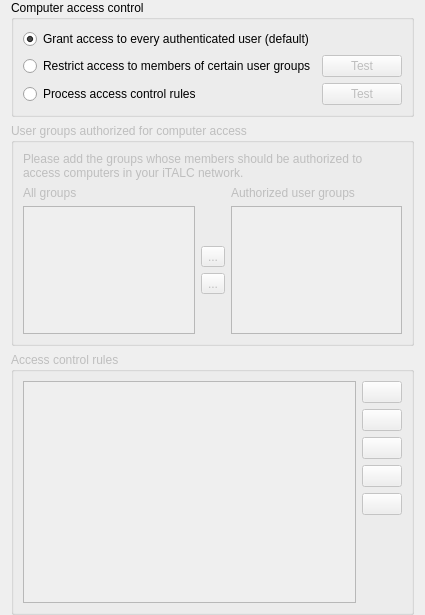
Before: the Qt Designer form configurator/forms/AccessControlPage.ui in veyon/veyon, drawn with Qt 5.
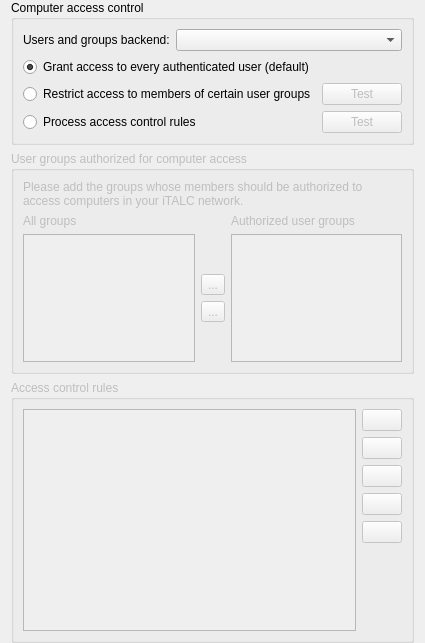
After: the same form once the commit is applied. Icons and pictures are not drawn.

Commit message: Configurator: allow configuring UsersAndGroups plugin

```diff
--- a/configurator/forms/AccessControlPage.ui
+++ b/configurator/forms/AccessControlPage.ui
@@ -18,27 +18,7 @@
       <string>Computer access control</string>
      </property>
      <layout class="QGridLayout" name="gridLayout" columnstretch="1,0">
-      <item row="2" column="0">
-       <widget class="QRadioButton" name="isAccessControlRulesProcessingEnabled">
-        <property name="text">
-         <string>Process access control rules</string>
-        </property>
-        <attribute name="buttonGroup">
-         <string notr="true">accessControlModeGroup</string>
-        </attribute>
-       </widget>
-      </item>
       <item row="1" column="0">
-       <widget class="QRadioButton" name="isAccessRestrictedToUserGroups">
-        <property name="text">
-         <string>Restrict access to members of certain user groups</string>
-        </property>
-        <attribute name="buttonGroup">
-         <string notr="true">accessControlModeGroup</string>
-        </attribute>
-       </widget>
-      </item>
-      <item row="0" column="0">
        <widget class="QRadioButton" name="skipAccessControl">
         <property name="text">
          <string>Grant access to every authenticated user (default)</string>
@@ -51,7 +31,7 @@
         </attribute>
        </widget>
       </item>
-      <item row="2" column="1">
+      <item row="3" column="1">
        <widget class="QPushButton" name="testAccessControlRulesButton">
         <property name="enabled">
          <bool>false</bool>
@@ -65,7 +45,27 @@
         </property>
        </widget>
       </item>
-      <item row="1" column="1">
+      <item row="2" column="0">
+       <widget class="QRadioButton" name="isAccessRestrictedToUserGroups">
+        <property name="text">
+         <string>Restrict access to members of certain user groups</string>
+        </property>
+        <attribute name="buttonGroup">
+         <string notr="true">accessControlModeGroup</string>
+        </attribute>
+       </widget>
+      </item>
+      <item row="3" column="0">
+       <widget class="QRadioButton" name="isAccessControlRulesProcessingEnabled">
+        <property name="text">
+         <string>Process access control rules</string>
+        </property>
+        <attribute name="buttonGroup">
+         <string notr="true">accessControlModeGroup</string>
+        </attribute>
+       </widget>
+      </item>
+      <item row="2" column="1">
        <widget class="QPushButton" name="testUserGroupsAccessControlButton">
         <property name="enabled">
          <bool>false</bool>
@@ -79,6 +79,20 @@
         </property>
        </widget>
       </item>
+      <item row="0" column="0" colspan="2">
+       <layout class="QHBoxLayout" name="horizontalLayout" stretch="0,1">
+        <item>
+         <widget class="QLabel" name="label">
+          <property name="text">
+           <string>Users and groups backend:</string>
+          </property>
+         </widget>
+        </item>
+        <item>
+         <widget class="QComboBox" name="usersAndGroupsPlugin"/>
+        </item>
+       </layout>
+      </item>
      </layout>
     </widget>
    </item>
```
The commit also changes 2 other files.
